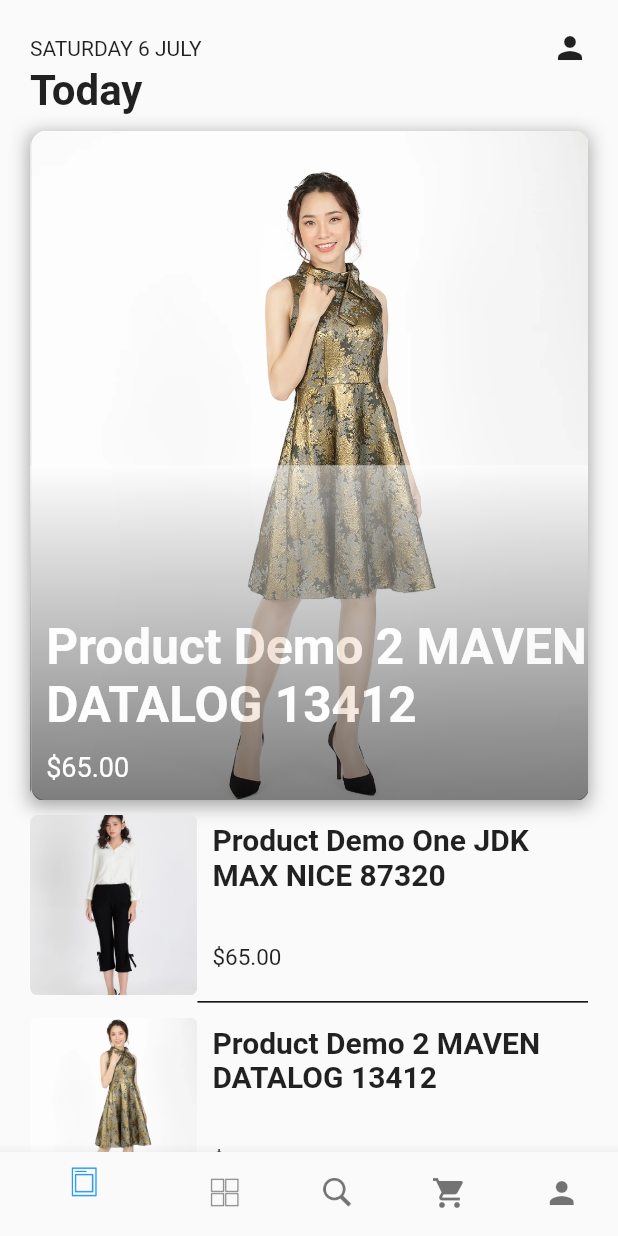
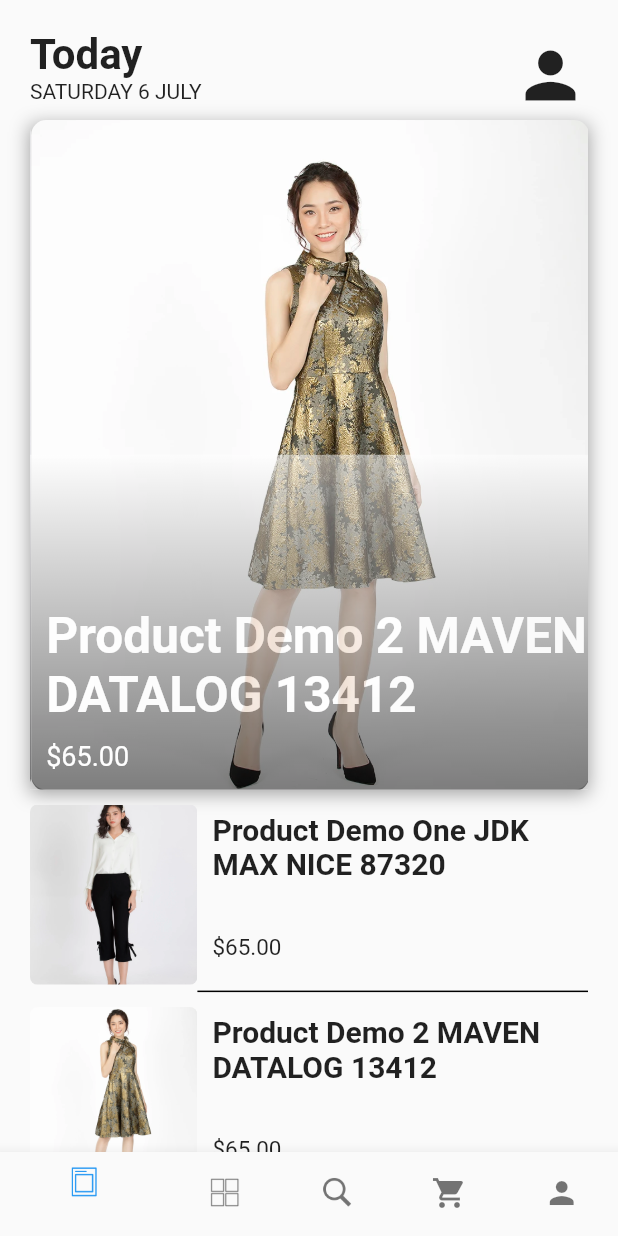
Before and after one commit to MinhDat/ChStore, a Flutter app: the screen it shows after launch, on a phone screen of 412 x 824 dp. Run offline on Flutter 3.47's test engine with Material 2 defaults, Android fonts, the phone set to English and light mode, and no system bars.

Commit message:
add Header and Search Box

```diff
--- /dev/null
+++ b/lib/screens/Home/main.dart
@@ -0,0 +1,60 @@
+// import 'dart:async';
+import 'package:demo/widgets/ItemPageView.dart';
+import 'package:flutter/cupertino.dart';
+import 'package:flutter/material.dart';
+
+import '../../widgets/HeaderView.dart';
+import '../../widgets/ItemListView.dart';
+import '../../widgets/ItemPageView.dart';
+
+class HomePage extends StatelessWidget {
+  @override
+  Widget build(BuildContext context) {
+    return HomePageState();
+  }
+}
+
+class HomePageState extends StatefulWidget {
+  @override
+  State<StatefulWidget> createState() {
+    return _WidgetList();
+  }
+}
+
+class _WidgetList extends State<HomePageState> {
+  // DateTime _now = new DateTime.now();
+  // List<String> _month = [
+  //   "JANUARY",
+  //   "FEBRUARY",
+  //   "MARCH",
+  //   "APRIL",
+  //   "MAY",
+  //   "JUNE",
+  //   "JULY",
+  //   "AUGUST",
+  //   "SEPTEMBER",
+  //   "OCTOBER",
+  //   "NOVEMBER",
+  //   "DECEMBER"
+  // ];
+  // List<String> _week = [
+  //   "MONDAY",
+  //   "TUESDAY",
+  //   "WEDNESDAY",
+  //   "THURSDAY",
+  //   "FRIDAY",
+  //   "SATURDAY",
+  //   "SUNDAY"
+  // ];
+
+  @override
+  build(BuildContext context) {
+    return ListView(
+      children: [
+        HeaderView(),
+        ItemPageView(context),
+        ItemListView(context),
+      ],
+    );
+  }
+}
--- a/lib/screens/shoppingCart/main.dart
+++ b/lib/screens/ShoppingCart/main.dart
@@ -1,4 +1,6 @@
 import 'package:flutter/material.dart';
+
+import '../../widgets/HeaderView.dart';
 import '../../widgets/ItemListView.dart';
 
 class ShoppingCart extends StatelessWidget {
@@ -20,6 +22,7 @@ class _WidgetList extends State<ShoppingCartContainer> {
   build(BuildContext context) {
     return ListView(
       children: [
+        HeaderView(),
         ItemListView(context, type: SHOPPING_CART_LIST_TYPE),
       ],
     );
--- a/lib/screens/home/main.dart
+++ /dev/null
@@ -1,79 +0,0 @@
-// import 'dart:async';
-import 'package:demo/widgets/ItemPageView.dart';
-import 'package:flutter/cupertino.dart';
-import 'package:flutter/material.dart';
-
-import '../../widgets/ItemListView.dart';
-import '../../widgets/ItemPageView.dart';
-
-class HomePage extends StatelessWidget {
-  @override
-  Widget build(BuildContext context) {
-    return HomePageState();
-  }
-}
-
-class HomePageState extends StatefulWidget {
-  @override
-  State<StatefulWidget> createState() {
-    return _WidgetList();
-  }
-}
-
-class _WidgetList extends State<HomePageState> {
-  DateTime _now = new DateTime.now();
-  List<String> _month = [
-    "JANUARY",
-    "FEBRUARY",
-    "MARCH",
-    "APRIL",
-    "MAY",
-    "JUNE",
-    "JULY",
-    "AUGUST",
-    "SEPTEMBER",
-    "OCTOBER",
-    "NOVEMBER",
-    "DECEMBER"
-  ];
-  List<String> _week = [
-    "MONDAY",
-    "TUESDAY",
-    "WEDNESDAY",
-    "THURSDAY",
-    "FRIDAY",
-    "SATURDAY",
-    "SUNDAY"
-  ];
-
-  @override
-  build(BuildContext context) {
-    return ListView(
-      children: [
-        Row(
-          mainAxisAlignment: MainAxisAlignment.spaceBetween,
-          children: <Widget>[
-            Padding(
-              padding: EdgeInsets.only(left: 20.0, top: 20.0),
-              child: Text(
-                "${_week[_now.weekday - 1]} ${_now.day} ${_month[_now.month - 1]}",
-              ),
-            ),
-            Padding(
-              padding: EdgeInsets.only(right: 20.0, top: 20.0),
-              child: Icon(Icons.person),
-            )
-          ],
-        ),
-        Padding(
-            padding: EdgeInsets.only(left: 20.0, bottom: 10.0),
-            child: Text(
-              "Today",
-              style: TextStyle(fontSize: 28.0, fontWeight: FontWeight.bold),
-            )),
-        ItemPageView(context),
-        ItemListView(context),
-      ],
-    );
-  }
-}
--- /dev/null
+++ b/lib/widgets/HeaderView.dart
@@ -0,0 +1,82 @@
+import 'package:flutter/material.dart';
+
+class HeaderView extends StatelessWidget {
+  @override
+  Widget build(BuildContext context) {
+    return HeaderContainer();
+  }
+}
+
+class HeaderContainer extends StatefulWidget {
+  @override
+  State<StatefulWidget> createState() {
+    // TODO: implement createState
+    return HeaderState();
+  }
+}
+
+class HeaderState extends State<HeaderContainer> {
+  DateTime _now = new DateTime.now();
+  List<String> _month = [
+    "JANUARY",
+    "FEBRUARY",
+    "MARCH",
+    "APRIL",
+    "MAY",
+    "JUNE",
+    "JULY",
+    "AUGUST",
+    "SEPTEMBER",
+    "OCTOBER",
+    "NOVEMBER",
+    "DECEMBER"
+  ];
+  List<String> _week = [
+    "MONDAY",
+    "TUESDAY",
+    "WEDNESDAY",
+    "THURSDAY",
+    "FRIDAY",
+    "SATURDAY",
+    "SUNDAY"
+  ];
+
+  @override
+  Widget build(BuildContext context) {
+    Size screenSize = MediaQuery.of(context).size;
+
+    return Container(
+      height: 80,
+      width: screenSize.width - 40,
+      child: Row(
+        mainAxisAlignment: MainAxisAlignment.spaceBetween,
+        children: <Widget>[
+          Column(
+            crossAxisAlignment: CrossAxisAlignment.start,
+            children: <Widget>[
+              Container(
+                alignment: Alignment.topLeft,
+                padding: EdgeInsets.only(left: 20.0, top: 20.0),
+                child: Text(
+                  "Today",
+                  style: TextStyle(fontSize: 28.0, fontWeight: FontWeight.bold),
+                ),
+              ),
+              Container(
+                alignment: Alignment.topLeft,
+                padding: EdgeInsets.only(left: 20.0, bottom: 10.0),
+                child: Text(
+                  "${_week[_now.weekday - 1]} ${_now.day} ${_month[_now.month - 1]}",
+                ),
+              ),
+            ],
+          ),
+          Padding(
+            padding: EdgeInsets.only(right: 20.0, top: 20.0),
+            child: Icon(Icons.person, size: 50.0),
+          )
+        ],
+      ),
+    );
+  }
+}
```
Also changed, not shown: lib/screens/ProductCategory/main.dart (+6 -1 lines), lib/screens/Search/main.dart (+51 -8 lines), lib/widgets/CategoryListView.dart (+4 -7 lines), lib/widgets/SearchBarView.dart (added, +44 -0 lines).
